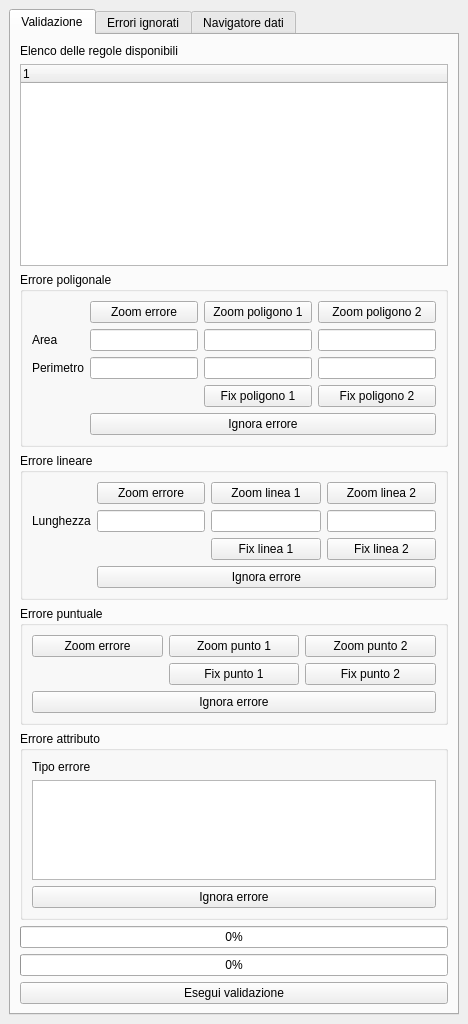
Old version of the form prg_dig/prg_dig_dockwidget_base.ui in the repository ProvinciaAutonomaTrento/PRGDIG-plugin.
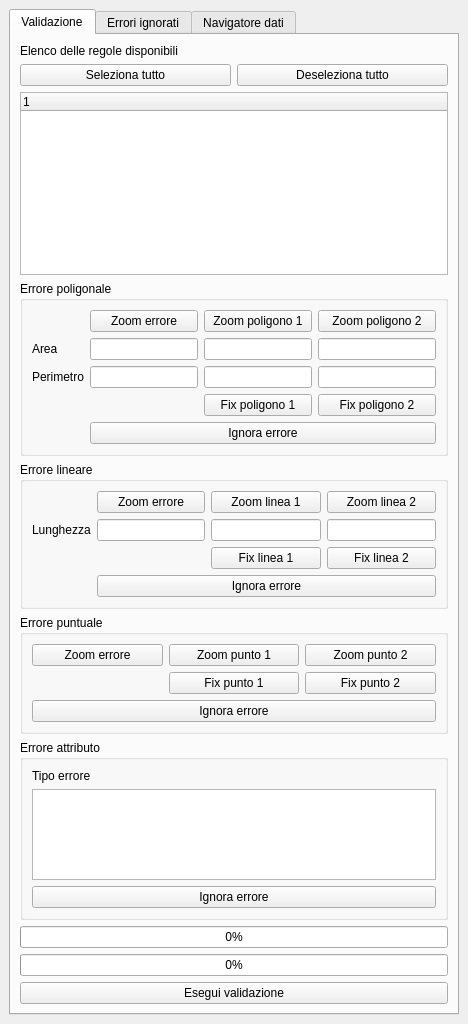
New version of the form. Icons and pictures are not drawn.

What changed in the file:
```diff
--- a/prg_dig/prg_dig_dockwidget_base.ui
+++ b/prg_dig/prg_dig_dockwidget_base.ui
@@ -18,7 +18,7 @@
   </property>
   <widget class="QWidget" name="dockWidgetContents">
    <layout class="QGridLayout" name="gridLayout">
-    <item row="0" column="0">
+    <item row="0" column="1">
      <widget class="QTabWidget" name="tabWidget">
       <property name="currentIndex">
        <number>0</number>
@@ -29,6 +29,27 @@
        </attribute>
        <layout class="QGridLayout" name="gridLayout_6">
         <item row="1" column="0">
+         <widget class="QPushButton" name="selectAllRulesPushButton">
+          <property name="text">
+           <string>Seleziona tutto</string>
+          </property>
+         </widget>
+        </item>
+        <item row="0" column="0">
+         <widget class="QLabel" name="label">
+          <property name="text">
+           <string>Elenco delle regole disponibili</string>
+          </property>
+         </widget>
+        </item>
+        <item row="1" column="1">
+         <widget class="QPushButton" name="unselectAllRulesPushButton">
+          <property name="text">
+           <string>Deseleziona tutto</string>
+          </property>
+         </widget>
+        </item>
+        <item row="2" column="0" colspan="2">
          <widget class="QTreeWidget" name="treeWidget">
           <column>
            <property name="text">
@@ -37,100 +58,140 @@
           </column>
          </widget>
         </item>
-        <item row="7" column="0">
-         <widget class="QProgressBar" name="ruleProgressBar">
-          <property name="value">
-           <number>0</number>
-          </property>
-          <property name="alignment">
-           <set>Qt::AlignCenter</set>
-          </property>
-         </widget>
-        </item>
-        <item row="8" column="0">
-         <widget class="QPushButton" name="startValidationPushButton">
-          <property name="text">
-           <string>Esegui validazione</string>
-          </property>
-         </widget>
-        </item>
-        <item row="0" column="0">
-         <widget class="QLabel" name="label">
-          <property name="text">
-           <string>Elenco delle regole disponibili</string>
-          </property>
-         </widget>
-        </item>
-        <item row="6" column="0">
-         <widget class="QProgressBar" name="iterProgressBar">
-          <property name="value">
-           <number>0</number>
-          </property>
-          <property name="alignment">
-           <set>Qt::AlignCenter</set>
-          </property>
-         </widget>
-        </item>
-        <item row="4" column="0">
-         <widget class="QGroupBox" name="Out_RuleReportPointGroupBox">
+        <item row="4" column="0" colspan="2">
+         <widget class="QGroupBox" name="Out_RuleReportPolyGroupBox">
           <property name="title">
-           <string>Errore puntuale</string>
+           <string>Errore poligonale</string>
           </property>
-          <layout class="QGridLayout" name="gridLayout_3">
-           <item row="0" column="2">
-            <widget class="QPushButton" name="zoomPoint2PushButton">
+          <layout class="QGridLayout" name="gridLayout_4">
+           <item row="3" column="6">
+            <widget class="QPushButton" name="fixPoly2PushButton">
              <property name="text">
-              <string>Zoom punto 2</string>
+              <string>Fix poligono 2</string>
              </property>
-            </widget>
-           </item>
-           <item row="1" column="2">
-            <widget class="QPushButton" name="fixPoint2PushButton">
-             <property name="text">
-              <string>Fix punto 2</string>
-             </property>
              <property name="icon">
               <iconset resource="resources.qrc">
                <normaloff>:/plugins/prg_dig/fix.png</normaloff>:/plugins/prg_dig/fix.png</iconset>
              </property>
             </widget>
            </item>
-           <item row="1" column="1">
-            <widget class="QPushButton" name="fixPoint1PushButton">
+           <item row="0" column="6">
+            <widget class="QPushButton" name="zoomPoly2PushButton">
              <property name="text">
-              <string>Fix punto 1</string>
+              <string>Zoom poligono 2</string>
              </property>
-             <property name="icon">
-              <iconset resource="resources.qrc">
-               <normaloff>:/plugins/prg_dig/fix.png</normaloff>:/plugins/prg_dig/fix.png</iconset>
+            </widget>
+           </item>
+           <item row="1" column="6">
+            <widget class="QLineEdit" name="areaPoly2LineEdit">
+             <property name="alignment">
+              <set>Qt::AlignRight|Qt::AlignTrailing|Qt::AlignVCenter</set>
              </property>
+             <property name="readOnly">
+              <bool>true</bool>
+             </property>
             </widget>
            </item>
-           <item row="0" column="1">
-            <widget class="QPushButton" name="zoomPoint1PushButton">
+           <item row="2" column="6">
+            <widget class="QLineEdit" name="perimetroPoly2LineEdit">
+             <property name="alignment">
+              <set>Qt::AlignRight|Qt::AlignTrailing|Qt::AlignVCenter</set>
+             </property>
+             <property name="readOnly">
+              <bool>true</bool>
+             </property>
+            </widget>
+           </item>
+           <item row="2" column="0">
+            <widget class="QLabel" name="label_7">
              <property name="text">
-              <string>Zoom punto 1</string>
+              <string>Perimetro</string>
              </property>
             </widget>
            </item>
-           <item row="0" column="0">
-            <widget class="QPushButton" name="zoomPointErrorPushButton">
+           <item row="1" column="0">
+            <widget class="QLabel" name="label_6">
              <property name="text">
-              <string>Zoom errore</string>
+              <string>Area</string>
              </property>
             </widget>
            </item>
-           <item row="2" column="0" colspan="3">
-            <widget class="QPushButton" name="ignorePointErrorPushButton">
+           <item row="4" column="2" colspan="5">
+            <widget class="QPushButton" name="ignorePolyErrorPushButton">
              <property name="text">
               <string>Ignora errore</string>
              </property>
             </widget>
            </item>
+           <item row="0" column="2" colspan="2">
+            <widget class="QPushButton" name="zoomPolyErrorPushButton">
+             <property name="text">
+              <string>Zoom errore</string>
+             </property>
+            </widget>
+           </item>
+           <item row="1" column="2" colspan="2">
+            <widget class="QLineEdit" name="areaLineEdit">
+             <property name="alignment">
+              <set>Qt::AlignRight|Qt::AlignTrailing|Qt::AlignVCenter</set>
+             </property>
+             <property name="readOnly">
+              <bool>true</bool>
+             </property>
+            </widget>
+           </item>
+           <item row="2" column="2" colspan="2">
+            <widget class="QLineEdit" name="perimetroLineEdit">
+             <property name="alignment">
+              <set>Qt::AlignRight|Qt::AlignTrailing|Qt::AlignVCenter</set>
+             </property>
+             <property name="readOnly">
+              <bool>true</bool>
+             </property>
+            </widget>
+           </item>
+           <item row="0" column="4" colspan="2">
+            <widget class="QPushButton" name="zoomPoly1PushButton">
+             <property name="text">
+              <string>Zoom poligono 1</string>
+             </property>
+            </widget>
+           </item>
+           <item row="1" column="4" colspan="2">
+            <widget class="QLineEdit" name="areaPoly1LineEdit">
+             <property name="alignment">
+              <set>Qt::AlignRight|Qt::AlignTrailing|Qt::AlignVCenter</set>
+             </property>
+             <property name="readOnly">
+              <bool>true</bool>
+             </property>
+            </widget>
+           </item>
+           <item row="2" column="4" colspan="2">
+            <widget class="QLineEdit" name="perimetroPoly1LineEdit">
+             <property name="alignment">
+              <set>Qt::AlignRight|Qt::AlignTrailing|Qt::AlignVCenter</set>
+             </property>
+             <property name="readOnly">
+              <bool>true</bool>
+             </property>
+            </widget>
+           </item>
+           <item row="3" column="4" colspan="2">
+            <widget class="QPushButton" name="fixPoly1PushButton">
+             <property name="text">
+              <string>Fix poligono 1</string>
+             </property>
+             <property name="icon">
+              <iconset resource="resources.qrc">
+               <normaloff>:/plugins/prg_dig/fix.png</normaloff>:/plugins/prg_dig/fix.png</iconset>
+             </property>
+            </widget>
+           </item>
           </layout>
          </widget>
         </item>
-        <item row="3" column="0">
+        <item row="5" column="0" colspan="2">
          <widget class="QGroupBox" name="Out_RuleReportLineGroupBox">
           <property name="title">
            <string>Errore lineare</string>
@@ -226,7 +287,66 @@
           </layout>
          </widget>
         </item>
-        <item row="5" column="0">
+        <item row="6" column="0" colspan="2">
+         <widget class="QGroupBox" name="Out_RuleReportPointGroupBox">
+          <property name="title">
+           <string>Errore puntuale</string>
+          </property>
+          <layout class="QGridLayout" name="gridLayout_3">
+           <item row="0" column="2">
+            <widget class="QPushButton" name="zoomPoint2PushButton">
+             <property name="text">
+              <string>Zoom punto 2</string>
+             </property>
+            </widget>
+           </item>
+           <item row="1" column="2">
+            <widget class="QPushButton" name="fixPoint2PushButton">
+             <property name="text">
+              <string>Fix punto 2</string>
+             </property>
+             <property name="icon">
+              <iconset resource="resources.qrc">
+               <normaloff>:/plugins/prg_dig/fix.png</normaloff>:/plugins/prg_dig/fix.png</iconset>
+             </property>
+            </widget>
+           </item>
+           <item row="1" column="1">
+            <widget class="QPushButton" name="fixPoint1PushButton">
+             <property name="text">
+              <string>Fix punto 1</string>
+             </property>
+             <property name="icon">
+              <iconset resource="resources.qrc">
+               <normaloff>:/plugins/prg_dig/fix.png</normaloff>:/plugins/prg_dig/fix.png</iconset>
+             </property>
+            </widget>
+           </item>
+           <item row="0" column="1">
+            <widget class="QPushButton" name="zoomPoint1PushButton">
+             <property name="text">
+              <string>Zoom punto 1</string>
+             </property>
+            </widget>
+           </item>
+           <item row="0" column="0">
+            <widget class="QPushButton" name="zoomPointErrorPushButton">
+             <property name="text">
+              <string>Zoom errore</string>
+             </property>
+            </widget>
+           </item>
+           <item row="2" column="0" colspan="3">
+            <widget class="QPushButton" name="ignorePointErrorPushButton">
+             <property name="text">
+              <string>Ignora errore</string>
+             </property>
+            </widget>
+           </item>
+          </layout>
+         </widget>
+        </item>
+        <item row="7" column="0" colspan="2">
          <widget class="QGroupBox" name="Out_RuleReportAttributesGroupBox">
           <property name="sizePolicy">
            <sizepolicy hsizetype="Preferred" vsizetype="Maximum">
@@ -271,137 +391,31 @@
           </layout>
          </widget>
         </item>
-        <item row="2" column="0">
-         <widget class="QGroupBox" name="Out_RuleReportPolyGroupBox">
-          <property name="title">
-           <string>Errore poligonale</string>
+        <item row="8" column="0" colspan="2">
+         <widget class="QProgressBar" name="iterProgressBar">
+          <property name="value">
+           <number>0</number>
           </property>
-          <layout class="QGridLayout" name="gridLayout_4">
-           <item row="3" column="6">
-            <widget class="QPushButton" name="fixPoly2PushButton">
-             <property name="text">
-              <string>Fix poligono 2</string>
-             </property>
-             <property name="icon">
-              <iconset resource="resources.qrc">
-               <normaloff>:/plugins/prg_dig/fix.png</normaloff>:/plugins/prg_dig/fix.png</iconset>
-             </property>
-            </widget>
-           </item>
-           <item row="0" column="6">
-            <widget class="QPushButton" name="zoomPoly2PushButton">
-             <property name="text">
-              <string>Zoom poligono 2</string>
-             </property>
-            </widget>
-           </item>
-           <item row="1" column="6">
-            <widget class="QLineEdit" name="areaPoly2LineEdit">
-             <property name="alignment">
-              <set>Qt::AlignRight|Qt::AlignTrailing|Qt::AlignVCenter</set>
-             </property>
-             <property name="readOnly">
-              <bool>true</bool>
-             </property>
-            </widget>
-           </item>
-           <item row="2" column="6">
-            <widget class="QLineEdit" name="perimetroPoly2LineEdit">
-             <property name="alignment">
-              <set>Qt::AlignRight|Qt::AlignTrailing|Qt::AlignVCenter</set>
-             </property>
-             <property name="readOnly">
-              <bool>true</bool>
-             </property>
-            </widget>
-           </item>
-           <item row="2" column="0">
-            <widget class="QLabel" name="label_7">
-             <property name="text">
-              <string>Perimetro</string>
-             </property>
-            </widget>
-           </item>
-           <item row="1" column="0">
-            <widget class="QLabel" name="label_6">
-             <property name="text">
-              <string>Area</string>
-             </property>
-            </widget>
-           </item>
-           <item row="4" column="2" colspan="5">
-            <widget class="QPushButton" name="ignorePolyErrorPushButton">
-             <property name="text">
-              <string>Ignora errore</string>
-             </property>
-            </widget>
-           </item>
-           <item row="0" column="2" colspan="2">
-            <widget class="QPushButton" name="zoomPolyErrorPushButton">
-             <property name="text">
-              <string>Zoom errore</string>
-             </property>
-            </widget>
-           </item>
-           <item row="1" column="2" colspan="2">
-            <widget class="QLineEdit" name="areaLineEdit">
-             <property name="alignment">
-              <set>Qt::AlignRight|Qt::AlignTrailing|Qt::AlignVCenter</set>
-             </property>
-             <property name="readOnly">
-              <bool>true</bool>
-             </property>
-            </widget>
-           </item>
-           <item row="2" column="2" colspan="2">
-            <widget class="QLineEdit" name="perimetroLineEdit">
-             <property name="alignment">
-              <set>Qt::AlignRight|Qt::AlignTrailing|Qt::AlignVCenter</set>
-             </property>
-             <property name="readOnly">
-              <bool>true</bool>
-             </property>
-            </widget>
-           </item>
-           <item row="0" column="4" colspan="2">
-            <widget class="QPushButton" name="zoomPoly1PushButton">
-             <property name="text">
-              <string>Zoom poligono 1</string>
-             </property>
-            </widget>
-           </item>
-           <item row="1" column="4" colspan="2">
-            <widget class="QLineEdit" name="areaPoly1LineEdit">
-             <property name="alignment">
-              <set>Qt::AlignRight|Qt::AlignTrailing|Qt::AlignVCenter</set>
-             </property>
-             <property name="readOnly">
-              <bool>true</bool>
-             </property>
-            </widget>
-           </item>
-           <item row="2" column="4" colspan="2">
-            <widget class="QLineEdit" name="perimetroPoly1LineEdit">
-             <property name="alignment">
-              <set>Qt::AlignRight|Qt::AlignTrailing|Qt::AlignVCenter</set>
-             </property>
-             <property name="readOnly">
-              <bool>true</bool>
-             </property>
-            </widget>
-           </item>
-           <item row="3" column="4" colspan="2">
-            <widget class="QPushButton" name="fixPoly1PushButton">
-             <property name="text">
-              <string>Fix poligono 1</string>
-             </property>
-             <property name="icon">
-              <iconset resource="resources.qrc">
-               <normaloff>:/plugins/prg_dig/fix.png</normaloff>:/plugins/prg_dig/fix.png</iconset>
-             </property>
-            </widget>
-           </item>
-          </layout>
+          <property name="alignment">
+           <set>Qt::AlignCenter</set>
+          </property>
+         </widget>
+        </item>
+        <item row="9" column="0" colspan="2">
+         <widget class="QProgressBar" name="ruleProgressBar">
+          <property name="value">
+           <number>0</number>
+          </property>
+          <property name="alignment">
+           <set>Qt::AlignCenter</set>
+          </property>
+         </widget>
+        </item>
+        <item row="10" column="0" colspan="2">
+         <widget class="QPushButton" name="startValidationPushButton">
+          <property name="text">
+           <string>Esegui validazione</string>
+          </property>
          </widget>
         </item>
        </layout>
```
